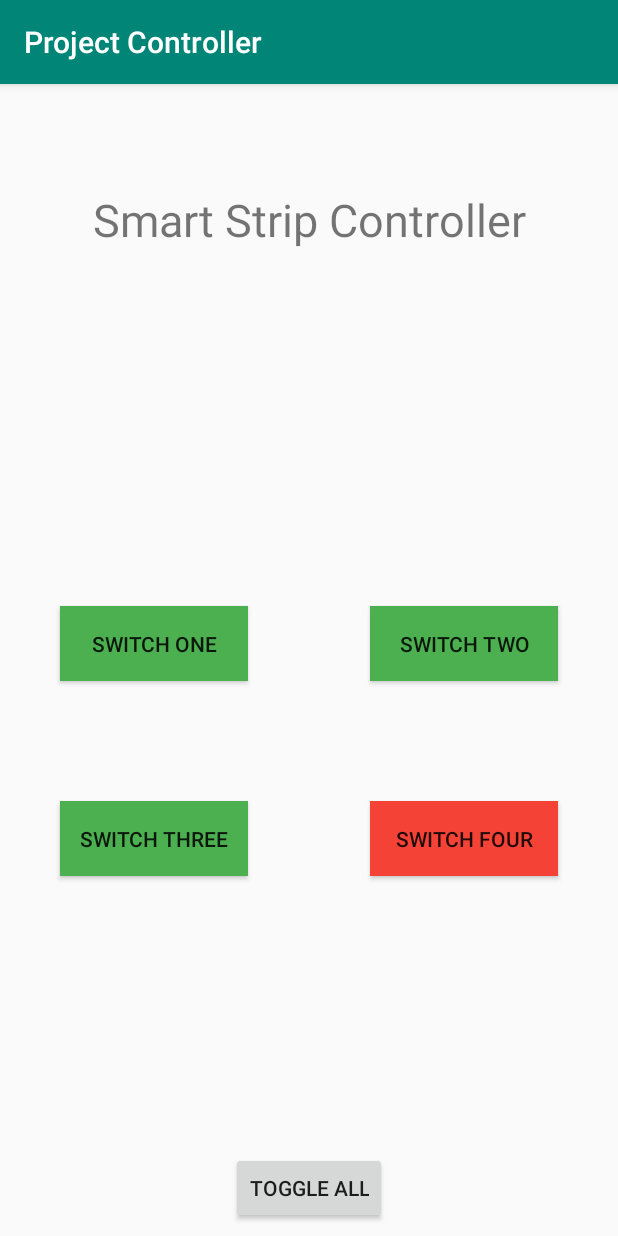
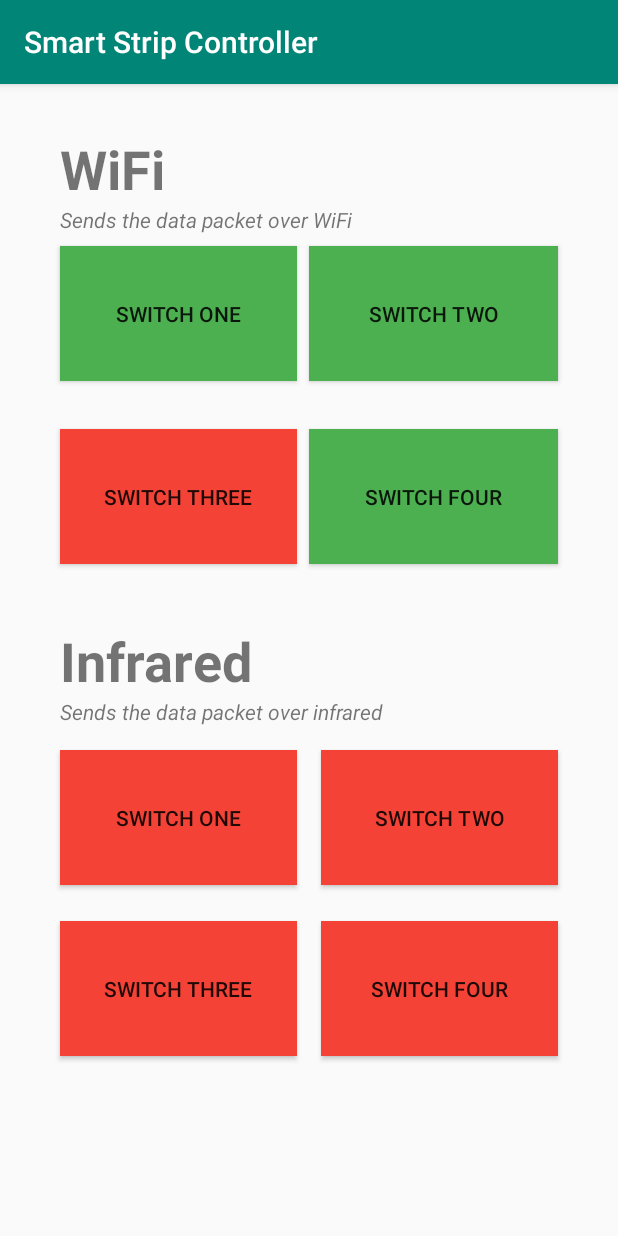
Before and after one commit to realshaunoneill/Smart-Strip-Project-App, an Android app: the screen it shows after launch (MainActivity), after a tap on "SWITCH TWO", on a phone screen of 412 x 824 dp. Run offline under Robolectric (Android 15) with nearby library versions, the phone set to English and light mode, and no system bars; libraries missing offline, so code that uses them is left out: com.obd.infrared; 11 statements that could not run were skipped; 2 other taps on this screen came first.

Commit message:
Seperate buttons for infrared and wifi

```diff
--- a/app/src/main/java/com/shaunoneill/projectcontroller/MainActivity.java
+++ b/app/src/main/java/com/shaunoneill/projectcontroller/MainActivity.java
@@ -26,8 +26,11 @@ import okhttp3.Response;
 
 public class MainActivity extends AppCompatActivity {
 
-    boolean state1, state2, state3, state4;
-    Button switch1, switch2, switch3, switch4;
+    boolean wifiState1, wifiState2, wifiState3, wifiState4;
+    boolean infraredState1, infraredState2, infraredState3, infraredState4;
+
+    Button wifiSwitch1, wifiSwitch2, wifiSwitch3, wifiSwitch4;
+    Button infraredSwitch1, infraredSwitch2, infraredSwitch3, infraredSwitch4;
 
     OkHttpClient client = new OkHttpClient();
     public static final MediaType JSON = MediaType.get("application/json; charset=utf-8");
@@ -41,10 +44,16 @@ public class MainActivity extends AppCompatActivity {
         super.onCreate(savedInstanceState);
         setContentView(R.layout.activity_main);
 
-        switch1 = (Button) findViewById(R.id.switch1);
-        switch2 = (Button) findViewById(R.id.switch2);
-        switch3 = (Button) findViewById(R.id.switch3);
-        switch4 = (Button) findViewById(R.id.switch4);
+        wifiSwitch1 = (Button) findViewById(R.id.wifiSwitch1);
+        wifiSwitch2 = (Button) findViewById(R.id.wifiSwitch2);
+        wifiSwitch3 = (Button) findViewById(R.id.wifiSwitch3);
+        wifiSwitch4 = (Button) findViewById(R.id.wifiSwitch4);
+
+        infraredSwitch1 = (Button) findViewById(R.id.infraredSwitch1);
+        infraredSwitch2 = (Button) findViewById(R.id.infraredSwitch2);
+        infraredSwitch3 = (Button) findViewById(R.id.infraredSwitch3);
+        infraredSwitch4 = (Button) findViewById(R.id.infraredSwitch4);
+
 
         /**
          * Setup the IR blaster
@@ -70,6 +79,14 @@ public class MainActivity extends AppCompatActivity {
          * Set the button colours based on their state
          */
         fetchStateColors();
+
+    }
+
+    private int currentPattern = 0;
+    private void transmitData() {
+        TransmitInfo transmitInfo = patterns[currentPattern++];
+        if (currentPattern >= patterns.length) currentPattern = 0;
+        infraRed.transmit(transmitInfo);
     }
 
     @Override
@@ -94,28 +111,54 @@ public class MainActivity extends AppCompatActivity {
      * Sets the color and default state variables
      */
     public void fetchStateColors() {
-        if (state1) {
-            switch1.setBackgroundColor(Color.parseColor("#4CAF50"));
+        // Wifi
+        if (wifiState1) {
+            wifiSwitch1.setBackgroundColor(Color.parseColor("#4CAF50"));
         }else {
-            switch1.setBackgroundColor(Color.parseColor("#F44336")); // False
+            wifiSwitch1.setBackgroundColor(Color.parseColor("#F44336")); // False
         }
 
-        if (state2) {
-            switch2.setBackgroundColor(Color.parseColor("#4CAF50"));
+        if (wifiState2) {
+            wifiSwitch2.setBackgroundColor(Color.parseColor("#4CAF50"));
         }else {
-            switch2.setBackgroundColor(Color.parseColor("#F44336")); // False
+            wifiSwitch2.setBackgroundColor(Color.parseColor("#F44336")); // False
         }
 
-        if (state3) {
-            switch3.setBackgroundColor(Color.parseColor("#4CAF50"));
+        if (wifiState3) {
+            wifiSwitch3.setBackgroundColor(Color.parseColor("#4CAF50"));
         }else {
-            switch3.setBackgroundColor(Color.parseColor("#F44336")); // False
+            wifiSwitch3.setBackgroundColor(Color.parseColor("#F44336")); // False
         }
 
-        if (state4) {
-            switch4.setBackgroundColor(Color.parseColor("#4CAF50"));
+        if (wifiState4) {
+            wifiSwitch4.setBackgroundColor(Color.parseColor("#4CAF50"));
         }else {
-            switch4.setBackgroundColor(Color.parseColor("#F44336")); // False
+            wifiSwitch4.setBackgroundColor(Color.parseColor("#F44336")); // False
+        }
+
+        // Infrared
+        if (infraredState1) {
+            infraredSwitch1.setBackgroundColor(Color.parseColor("#4CAF50"));
+        }else {
+            infraredSwitch1.setBackgroundColor(Color.parseColor("#F44336")); // False
+        }
+
+        if (infraredState2) {
+            infraredSwitch2.setBackgroundColor(Color.parseColor("#4CAF50"));
+        }else {
+            infraredSwitch2.setBackgroundColor(Color.parseColor("#F44336")); // False
+        }
+
+        if (infraredState3) {
+            infraredSwitch3.setBackgroundColor(Color.parseColor("#4CAF50"));
+        }else {
+            infraredSwitch3.setBackgroundColor(Color.parseColor("#F44336")); // False
+        }
+
+        if (infraredState4) {
+            infraredSwitch4.setBackgroundColor(Color.parseColor("#4CAF50"));
+        }else {
+            infraredSwitch4.setBackgroundColor(Color.parseColor("#F44336")); // False
         }
     }
 
@@ -125,16 +168,25 @@ public class MainActivity extends AppCompatActivity {
      * @return
      */
     public void toggleState(View button){
-        if (button.getId() == R.id.switch1) {
-            state1 = !state1; // Toggle state
+        if (button.getId() == R.id.wifiSwitch1) {
+            wifiState1 = !wifiState1; // Toggle state
+        }else if (button.getId() == R.id.wifiSwitch2) {
+            wifiState2 = !wifiState2; // Toggle state
+        }else if (button.getId() == R.id.wifiSwitch3) {
+            wifiState3 = !wifiState3; // Toggle state
+        }else if (button.getId() == R.id.wifiSwitch4) {
+            wifiState4 = !wifiState4; // Toggle state
+        }
 
-
-        }else if (button.getId() == R.id.switch2) {
-            state2 = !state2; // Toggle state
-        }else if (button.getId() == R.id.switch3) {
-            state3 = !state3; // Toggle state
-        }else if (button.getId() == R.id.switch4) {
-            state4 = !state4; // Toggle state
+        // Infrared
+        if (button.getId() == R.id.infraredSwitch1) {
+            infraredState1 = !infraredState1; // Toggle state
+        }else if (button.getId() == R.id.infraredSwitch2) {
+            infraredState2 = !infraredState2; // Toggle state
+        }else if (button.getId() == R.id.infraredSwitch3) {
+            infraredState3 = !infraredState3; // Toggle state
+        }else if (button.getId() == R.id.infraredSwitch4) {
+            infraredState4 = !infraredState4; // Toggle state
         }
     }
 
--- a/app/src/main/res/layout/activity_main.xml
+++ b/app/src/main/res/layout/activity_main.xml
@@ -6,72 +6,154 @@
     android:layout_height="match_parent"
     tools:context=".MainActivity">
 
+    <Button
+        android:id="@+id/wifiSwitch4"
+        android:layout_width="0dp"
+        android:layout_height="90dp"
+        android:layout_marginStart="8dp"
+        android:layout_marginTop="32dp"
+        android:layout_marginEnd="40dp"
+        android:onClick="clickSwitch"
+        android:text="Switch Four"
+        app:layout_constraintEnd_toEndOf="parent"
+        app:layout_constraintHorizontal_bias="1.0"
+        app:layout_constraintStart_toEndOf="@+id/infraredSwitch3"
+        app:layout_constraintTop_toBottomOf="@+id/wifiSwitch2" />
+
+    <Button
+        android:id="@+id/wifiSwitch1"
+        android:layout_width="0dp"
+        android:layout_height="90dp"
+        android:layout_marginStart="40dp"
+        android:layout_marginTop="8dp"
+        android:layout_marginEnd="8dp"
+        android:onClick="clickSwitch"
+        android:text="Switch One"
+        app:layout_constraintEnd_toStartOf="@+id/wifiSwitch2"
+        app:layout_constraintStart_toStartOf="parent"
+        app:layout_constraintTop_toBottomOf="@+id/textView3" />
+
+    <Button
+        android:id="@+id/wifiSwitch2"
+        android:layout_width="0dp"
+        android:layout_height="90dp"
+        android:layout_marginStart="8dp"
+        android:layout_marginTop="8dp"
+        android:layout_marginEnd="40dp"
+        android:onClick="clickSwitch"
+        android:text="Switch Two"
+        app:layout_constraintEnd_toEndOf="parent"
+        app:layout_constraintHorizontal_bias="1.0"
+        app:layout_constraintStart_toEndOf="@+id/infraredSwitch1"
+        app:layout_constraintTop_toBottomOf="@+id/textView3" />
+
+    <Button
+        android:id="@+id/wifiSwitch3"
+        android:layout_width="0dp"
+        android:layout_height="90dp"
+        android:layout_marginStart="40dp"
+        android:layout_marginTop="32dp"
+        android:layout_marginEnd="8dp"
+        android:onClick="clickSwitch"
+        android:text="Switch Three"
+        app:layout_constraintEnd_toStartOf="@+id/wifiSwitch4"
+        app:layout_constraintStart_toStartOf="parent"
+        app:layout_constraintTop_toBottomOf="@+id/wifiSwitch1" />
+
     <TextView
+        android:id="@+id/textView"
         android:layout_width="wrap_content"
         android:layout_height="wrap_content"
-        android:layout_marginStart="61dp"
-        android:layout_marginTop="70dp"
-        android:layout_marginEnd="61dp"
-        android:text="Smart Strip Controller"
-        android:textSize="30sp"
-        app:layout_constraintEnd_toEndOf="parent"
+        android:layout_marginStart="40dp"
+        android:layout_marginTop="40dp"
+        android:text="Infrared"
+        android:textSize="36sp"
+        android:textStyle="bold"
+        app:layout_constraintStart_toStartOf="parent"
+        app:layout_constraintTop_toBottomOf="@+id/wifiSwitch3" />
+
+    <TextView
+        android:id="@+id/textView2"
+        android:layout_width="wrap_content"
+        android:layout_height="wrap_content"
+        android:layout_marginStart="40dp"
+        android:layout_marginTop="32dp"
+        android:text="WiFi"
+        android:textSize="36sp"
+        android:textStyle="bold"
         app:layout_constraintStart_toStartOf="parent"
         app:layout_constraintTop_toTopOf="parent" />
 
     <Button
-        android:id="@+id/switch1"
-        android:layout_width="125dp"
-        android:layout_height="50dp"
+        android:id="@+id/infraredSwitch1"
+        android:layout_width="0dp"
+        android:layout_height="90dp"
         android:layout_marginStart="40dp"
-        android:layout_marginBottom="80dp"
+        android:layout_marginTop="16dp"
+        android:layout_marginEnd="8dp"
         android:onClick="clickSwitch"
         android:text="Switch One"
-        app:layout_constraintBottom_toTopOf="@+id/switch3"
-        app:layout_constraintStart_toStartOf="parent" />
+        app:layout_constraintEnd_toStartOf="@+id/infraredSwitch2"
+        app:layout_constraintStart_toStartOf="parent"
+        app:layout_constraintTop_toBottomOf="@+id/textView4" />
 
     <Button
-        android:id="@+id/switch3"
-        android:layout_width="125dp"
-        android:layout_height="50dp"
+        android:id="@+id/infraredSwitch3"
+        android:layout_width="0dp"
+        android:layout_height="90dp"
         android:layout_marginStart="40dp"
-        android:layout_marginBottom="240dp"
+        android:layout_marginTop="24dp"
+        android:layout_marginEnd="8dp"
         android:onClick="clickSwitch"
         android:text="Switch Three"
-        app:layout_constraintBottom_toBottomOf="parent"
-        app:layout_constraintStart_toStartOf="parent" />
+        app:layout_constraintEnd_toStartOf="@+id/infraredSwitch4"
+        app:layout_constraintStart_toStartOf="parent"
+        app:layout_constraintTop_toBottomOf="@+id/infraredSwitch1" />
 
     <Button
-        android:id="@+id/switch2"
-        android:layout_width="125dp"
-        android:layout_height="50dp"
+        android:id="@+id/infraredSwitch2"
+        android:layout_width="0dp"
+        android:layout_height="90dp"
+        android:layout_marginStart="8dp"
+        android:layout_marginTop="16dp"
         android:layout_marginEnd="40dp"
-        android:layout_marginBottom="80dp"
         android:onClick="clickSwitch"
         android:text="Switch Two"
-        app:layout_constraintBottom_toTopOf="@+id/switch4"
-        app:layout_constraintEnd_toEndOf="parent" />
+        app:layout_constraintEnd_toEndOf="parent"
+        app:layout_constraintStart_toEndOf="@+id/infraredSwitch1"
+        app:layout_constraintTop_toBottomOf="@+id/textView4" />
 
     <Button
-        android:id="@+id/switch4"
-        android:layout_width="125dp"
-        android:layout_height="50dp"
+        android:id="@+id/infraredSwitch4"
+        android:layout_width="0dp"
+        android:layout_height="90dp"
+        android:layout_marginStart="8dp"
+        android:layout_marginTop="24dp"
         android:layout_marginEnd="40dp"
-        android:layout_marginBottom="240dp"
         android:onClick="clickSwitch"
         android:text="Switch Four"
-        app:layout_constraintBottom_toBottomOf="parent"
-        app:layout_constraintEnd_toEndOf="parent" />
+        app:layout_constraintEnd_toEndOf="parent"
+        app:layout_constraintStart_toEndOf="@+id/infraredSwitch3"
+        app:layout_constraintTop_toBottomOf="@+id/infraredSwitch2" />
 
-    <Button
-        android:id="@+id/button5"
+    <TextView
+        android:id="@+id/textView3"
         android:layout_width="wrap_content"
         android:layout_height="wrap_content"
-        android:layout_marginStart="162dp"
-        android:layout_marginEnd="162dp"
-        android:layout_marginBottom="8dp"
-        android:text="Toggle All"
-        app:layout_constraintBottom_toBottomOf="parent"
-        app:layout_constraintEnd_toEndOf="parent"
-        app:layout_constraintStart_toStartOf="parent" />
+        android:layout_marginStart="40dp"
+        android:text="Sends the data packet over WiFi"
+        android:textStyle="italic"
+        app:layout_constraintStart_toStartOf="parent"
+        app:layout_constraintTop_toBottomOf="@+id/textView2" />
+
+    <TextView
+        android:id="@+id/textView4"
+        android:layout_width="wrap_content"
+        android:layout_height="wrap_content"
+        android:layout_marginStart="40dp"
+        android:text="Sends the data packet over infrared"
+        android:textStyle="italic"
+        app:layout_constraintStart_toStartOf="parent"
+        app:layout_constraintTop_toBottomOf="@+id/textView" />
 
 </android.support.constraint.ConstraintLayout>
--- a/app/src/main/res/values/strings.xml
+++ b/app/src/main/res/values/strings.xml
@@ -1,3 +1,3 @@
 <resources>
-    <string name="app_name">Project Controller</string>
+    <string name="app_name">Smart Strip Controller</string>
 </resources>
--- a/build.gradle
+++ b/build.gradle
@@ -7,7 +7,7 @@ buildscript {
 
     }
     dependencies {
-        classpath 'com.android.tools.build:gradle:3.3.1'
+        classpath 'com.android.tools.build:gradle:3.3.2'
 
         // NOTE: Do not place your application dependencies here; they belong
         // in the individual module build.gradle files
```
